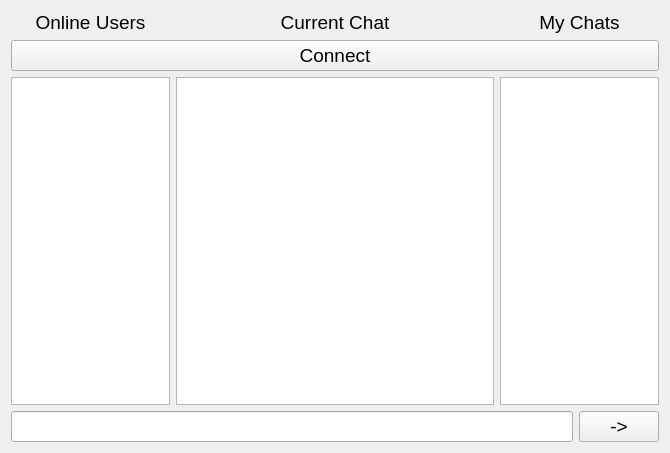
Above: Client/client.ui from LesterEvSe/Messenger-Client before the change. Below: the same form after it.
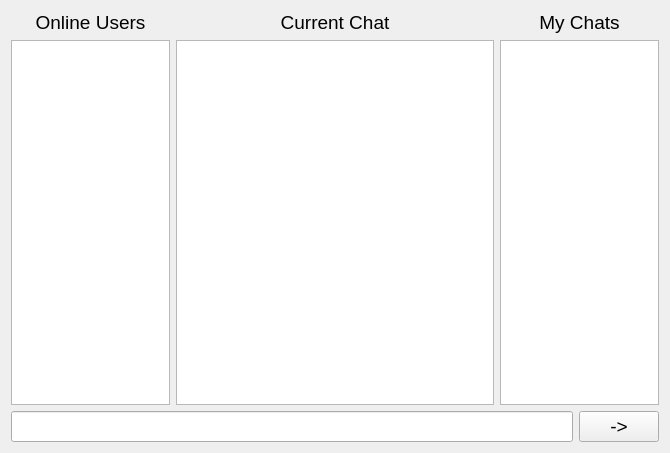
That is the form after the change.

Diff of the .ui file:
```diff
--- a/Client/client.ui
+++ b/Client/client.ui
@@ -71,13 +71,6 @@
      </item>
     </layout>
    </item>
-   <item>
-    <widget class="QPushButton" name="connectButton">
-     <property name="text">
-      <string>Connect</string>
-     </property>
-    </widget>
-   </item>
    <item>
     <layout class="QHBoxLayout" name="horizontalLayout">
      <item>
```
